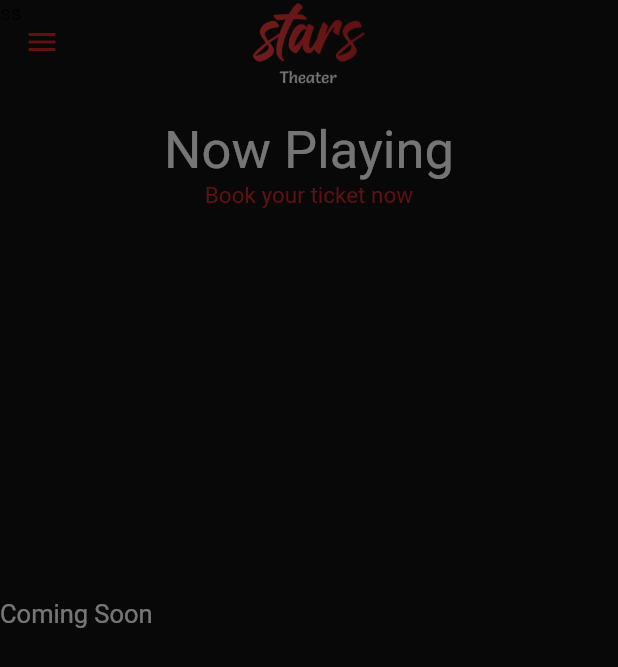
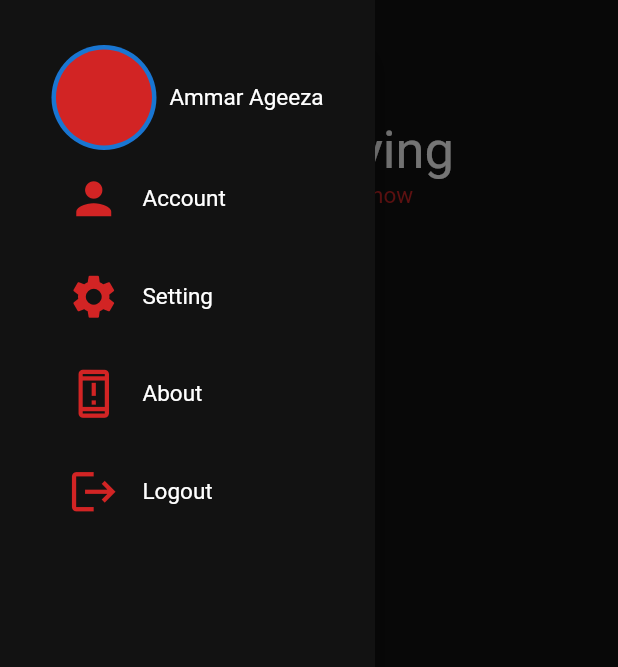
Before and after one commit to AmmarAgeeza/Movie-Theater-App-ODC, a Flutter app: the HomePageScreen screen opened by its route, with the side drawer open, on a phone screen of 412 x 824 dp. Shown: the top 667 px of the screen. Run offline on Flutter 3.47's test engine with Material 2 defaults, Android fonts, the phone set to English and light mode, and no system bars; drawn by our look-alikes of carousel_slider; our stand-ins replace bloc, conditional_builder_null_safety, dio, flutter_bloc, google_fonts, shared_preferences and 1 more; accounts and stored records are empty; network calls fail; Roboto replaces fonts that are missing (Salsa).

Commit message:
menu_screen

```diff
--- a/lib/view/screens/home_screen/home_screen.dart
+++ b/lib/view/screens/home_screen/home_screen.dart
@@ -9,9 +9,10 @@ import 'package:movie_app_odc/view_model/cubit/home_page_cubit/home_page_states.
 
 import '../../../core/resources/assets_manager.dart';
 import '../../../core/resources/fonts_manager.dart';
+import '../menu_screen/menu_screen.dart';
 
 class HomePageScreen extends StatelessWidget {
-   const HomePageScreen({Key? key}) : super(key: key);
+  const HomePageScreen({Key? key}) : super(key: key);
 
   @override
   Widget build(BuildContext context) {
@@ -27,7 +28,10 @@ class HomePageScreen extends StatelessWidget {
               elevation: 0,
               leading: IconButton(
                   onPressed: () {
-                    HomePageCubit.get(context).globalKey.currentState!.openDrawer();
+                    HomePageCubit.get(context)
+                        .globalKey
+                        .currentState!
+                        .openDrawer();
                   },
                   icon: Icon(
                     Icons.menu,
@@ -104,13 +108,7 @@ class HomePageScreen extends StatelessWidget {
               ],
             ),
           ),
-          drawer: SafeArea(
-            child: Column(
-              children: const [
-                Text('ss'),
-              ],
-            ),
-          ),
+          drawer: const MenuScreen(),
         );
       },
     );
@@ -121,9 +119,9 @@ class HomePageScreen extends StatelessWidget {
     return Stack(
       alignment: AlignmentDirectional.bottomCenter,
       children: [
-        Image.network(nowPlayingMoviesModel!.imageUrl!),
+        Image.network(nowPlayingMoviesModel.imageUrl!),
         Text(
-          nowPlayingMoviesModel!.name!,
+          nowPlayingMoviesModel.name!,
           style: AppTextStyles.login(customFontSize: 15),
         ),
       ],
@@ -135,9 +133,9 @@ class HomePageScreen extends StatelessWidget {
     return Stack(
       alignment: AlignmentDirectional.bottomCenter,
       children: [
-        Image.network(upComingMoviesModel!.imageUrl!),
+        Image.network(upComingMoviesModel.imageUrl!),
         Text(
-          upComingMoviesModel!.name!,
+          upComingMoviesModel.name!,
           style: AppTextStyles.login(customFontSize: 15),
         ),
       ],
--- a/lib/view/screens/menu_screen/menu_screen.dart
+++ b/lib/view/screens/menu_screen/menu_screen.dart
@@ -1,10 +1,67 @@
 import 'package:flutter/material.dart';
+
+import '../../../core/resources/color_manager.dart';
+import '../../../core/resources/fonts_manager.dart';
 
 class MenuScreen extends StatelessWidget {
   const MenuScreen({Key? key}) : super(key: key);
 
   @override
   Widget build(BuildContext context) {
-    return Container();
+    return Drawer(
+      backgroundColor: ColorManager.backgroundColor,
+      width: 250,
+      child: SafeArea(
+        child: Padding(
+          padding: const EdgeInsets.all(30.0),
+          child: Column(
+            crossAxisAlignment: CrossAxisAlignment.start,
+            children: [
+              Row(
+                mainAxisAlignment: MainAxisAlignment.spaceAround,
+                children: [
+                  CircleAvatar(
+
+                    radius: 35,
+                    child: CircleAvatar(
+                      radius: 32,
+                      backgroundColor: ColorManager.primary,
+                    ),
+                  ),
+                  Text(
+                    'Ammar Ageeza',
+                    style: AppTextStyles.login(customFontSize: 15),
+                  )
+                ],
+              ),
+              buildCustomListTile(title: 'Account', icon: Icons.person),
+              buildCustomListTile(title: 'Setting', icon: Icons.settings),
+              buildCustomListTile(
+                  title: 'About', icon: Icons.security_update_warning_outlined),
+              buildCustomListTile(title: 'Logout', icon: Icons.logout),
+            ],
+          ),
+        ),
+      ),
+    );
+  }
+
+  Row buildCustomListTile({required IconData icon, required String title}) {
+    return Row(
+      children: [
+        Padding(
+          padding: const EdgeInsets.all(15.0),
+          child: Icon(
+            icon,
+            size: 35,
+            color: ColorManager.primary,
+          ),
+        ),
+        Text(
+          title,
+          style: AppTextStyles.login(customFontSize: 15),
+        ),
+      ],
+    );
   }
 }
```
